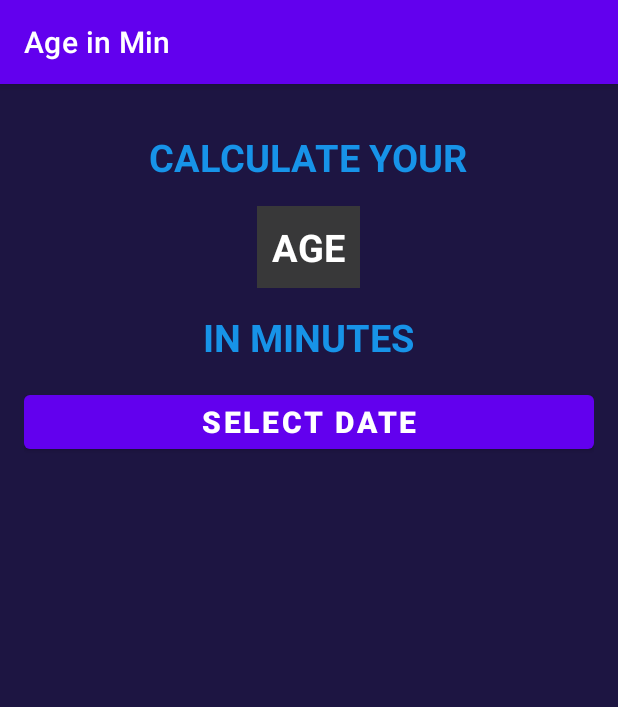
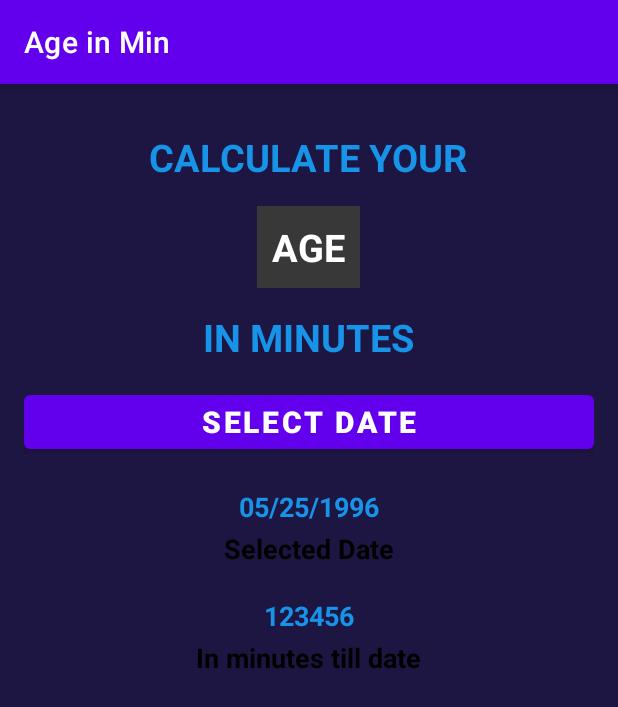
Before and after one commit to 196Sebastian/Age-in-Minutes, an Android app: the screen it shows after launch (MainActivity), on a phone screen of 412 x 824 dp. Shown: the top 707 px of the screen. Run offline under Robolectric (Android 15) with nearby library versions, the phone set to English and light mode, and no system bars.

Commit message:
Added selected date & in minutes till date text

```diff
--- a/app/src/main/res/layout/activity_main.xml
+++ b/app/src/main/res/layout/activity_main.xml
@@ -40,13 +40,49 @@
         android:textSize="25sp"
         android:textStyle="bold" />
 
+
+
     <Button
         android:layout_width="match_parent"
         android:layout_height="wrap_content"
         android:text="Select Date"
         android:layout_marginTop="15dp"
         android:textStyle="bold"
-        android:textSize="20sp"
-        />
+        android:textSize="20sp" />
 
+    <TextView
+        android:layout_width="wrap_content"
+        android:layout_height="wrap_content"
+        android:layout_marginTop="20dp"
+        android:text="05/25/1996"
+        android:textColor="@color/textColor"
+        android:textSize="18sp"
+        android:textStyle="bold" />
+
+    <TextView
+        android:layout_width="wrap_content"
+        android:layout_height="wrap_content"
+        android:layout_marginTop="3dp"
+        android:text="Selected Date"
+        android:textColor="@color/black"
+        android:textSize="18sp"
+        android:textStyle="bold" />
+
+    <TextView
+        android:layout_width="wrap_content"
+        android:layout_height="wrap_content"
+        android:layout_marginTop="20dp"
+        android:text="123456"
+        android:textColor="@color/textColor"
+        android:textSize="18sp"
+        android:textStyle="bold" />
+
+    <TextView
+        android:layout_width="wrap_content"
+        android:layout_height="wrap_content"
+        android:layout_marginTop="3dp"
+        android:text="In minutes till date"
+        android:textColor="@color/black"
+        android:textSize="18sp"
+        android:textStyle="bold" />
 </LinearLayout>
```
